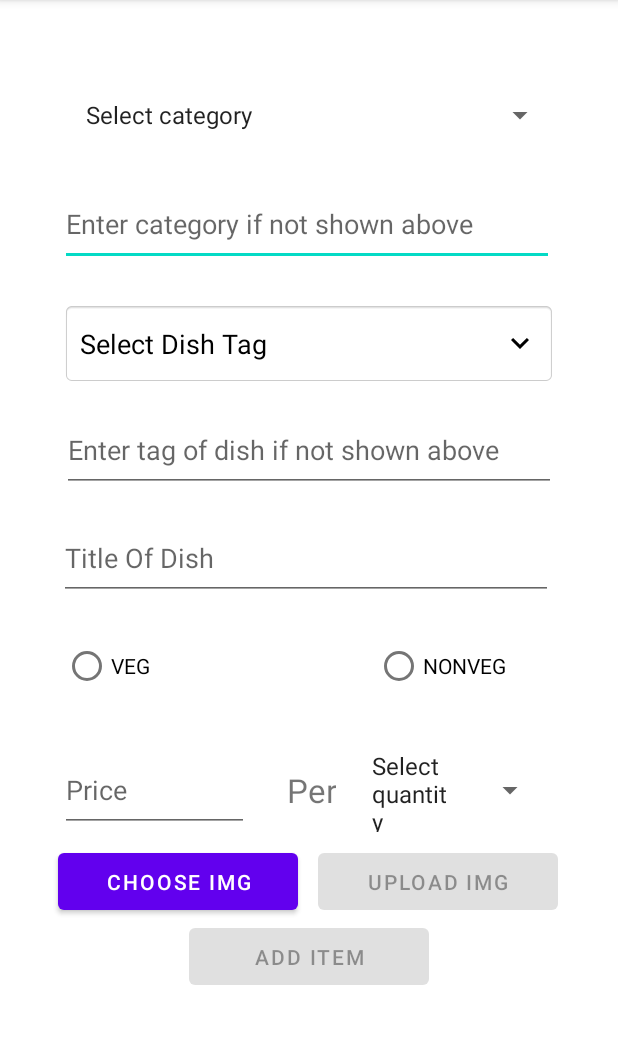
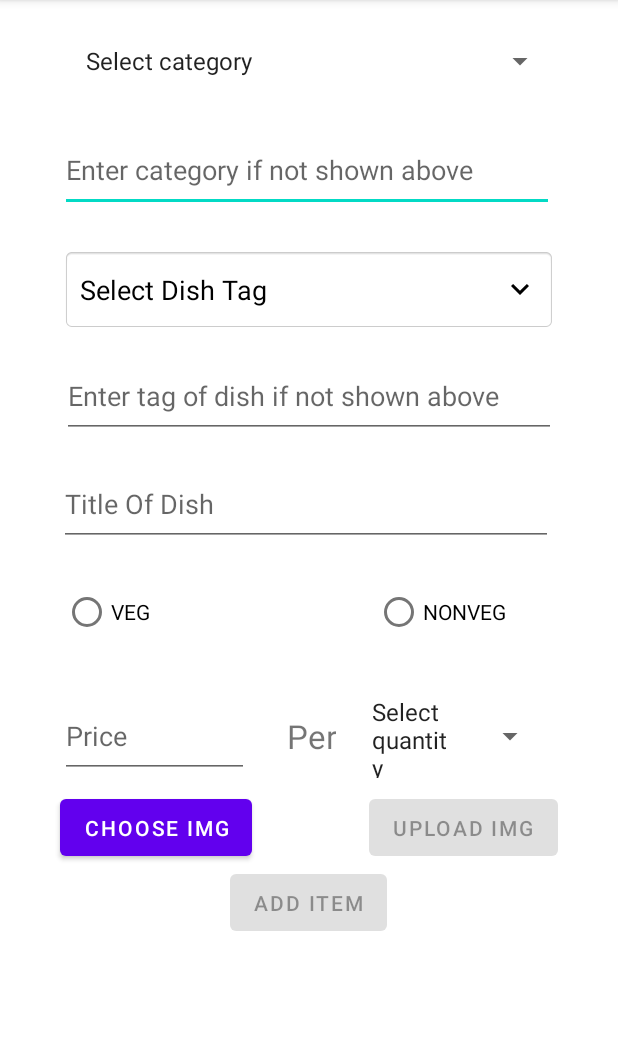
Before and after one commit to Div7195/FoodDeliveryApp, an Android app: the AddItemActivity screen opened directly, with no data from a screen before it, on a phone screen of 412 x 824 dp, the part 84-1128 px from its top. Run offline under Robolectric (Android 15) with nearby library versions, the phone set to English and light mode, and no system bars; our stand-ins replace Firebase (no records; nobody signed in at launch, a user with empty details on screens opened directly); 3 statements that could not run were skipped.

Commit message:
Minor fix

```diff
--- a/app/src/main/java/div/appd/divfoodzdeliveryapp/AddItemActivity.java
+++ b/app/src/main/java/div/appd/divfoodzdeliveryapp/AddItemActivity.java
@@ -119,7 +119,7 @@ public class AddItemActivity extends AppCompatActivity {
 //            quantityClassesSpinner.setSelection(myAdapterQuantity.getPosition(dishObj.getPerQuantity()));
 
 //            outOfStockButton.setVisibility(View.VISIBLE);
-            addItemButton.setText("Save Details");
+            addItemButton.setText("Save Changes");
             spinnerDishType.setText(dishObj.getDishTag());
             if(dishObj.getImageUrl()!=null){
                 downloadableImageUrl = dishObj.getImageUrl();
--- a/app/src/main/java/div/appd/divfoodzdeliveryapp/OrdersListActivity.java
+++ b/app/src/main/java/div/appd/divfoodzdeliveryapp/OrdersListActivity.java
@@ -146,7 +146,7 @@ public class OrdersListActivity extends AppCompatActivity {
             if (config.equals("assignedOnly")) {
                 SharedPreferences pref = getApplicationContext().getSharedPreferences("MyPref", 0);
                 deliveryBoyIdForUse = pref.getString("deliveryBoyId", "");
-                Toast.makeText(this, deliveryBoyIdForUse, Toast.LENGTH_SHORT).show();
+//                Toast.makeText(this, deliveryBoyIdForUse, Toast.LENGTH_SHORT).show();
                 ArrayList<String> orderIds = new ArrayList<String>();
                 databaseReference.child("deliveryboys").child(deliveryBoyIdForUse).child("orders").addListenerForSingleValueEvent(new ValueEventListener() {
                     @Override
--- a/app/src/main/java/div/appd/divfoodzdeliveryapp/SignupActivity.java
+++ b/app/src/main/java/div/appd/divfoodzdeliveryapp/SignupActivity.java
@@ -37,6 +37,7 @@ public class SignupActivity extends AppCompatActivity {
         confirmPasswordField = findViewById(R.id.confirmPasswordSignupField);
         accountSignup = findViewById(R.id.accountSignupButton);
         goToLoginView = findViewById(R.id.goToLoginButton);
+        progressBar = findViewById(R.id.progressBarInSignup);
         Bundle bundle = getIntent().getExtras();
         String entryActor = bundle.getString("entryRole", "");
         if(entryActor.equals("user")){
--- a/app/src/main/res/layout/activity_add_item.xml
+++ b/app/src/main/res/layout/activity_add_item.xml
@@ -13,6 +13,7 @@
         android:id="@+id/spinnerCategory"
         android:layout_width="329dp"
         android:layout_height="50dp"
+        android:layout_marginTop="16dp"
         android:contentDescription="category"
         app:layout_constraintEnd_toEndOf="parent"
         app:layout_constraintStart_toStartOf="parent"
@@ -123,32 +124,32 @@
 
     <Button
         android:id="@+id/chooseButton"
-        android:layout_width="160dp"
+        android:layout_width="wrap_content"
         android:layout_height="50dp"
         android:layout_marginStart="40dp"
         android:layout_marginTop="8dp"
         android:text="Choose Img"
         app:layout_constraintEnd_toStartOf="@+id/addItemButton"
-        app:layout_constraintHorizontal_bias="0.022"
+        app:layout_constraintHorizontal_bias="0.0"
         app:layout_constraintStart_toStartOf="parent"
         app:layout_constraintTop_toBottomOf="@+id/priceField" />
 
     <Button
         android:id="@+id/addItemButton"
-        android:layout_width="160dp"
+        android:layout_width="wrap_content"
         android:layout_height="50dp"
         android:enabled="false"
         android:text="Add Item"
         app:layout_constraintBottom_toBottomOf="parent"
         app:layout_constraintEnd_toStartOf="@+id/progressBarAddingItem"
-        app:layout_constraintHorizontal_bias="0.899"
+        app:layout_constraintHorizontal_bias="0.917"
         app:layout_constraintStart_toStartOf="parent"
         app:layout_constraintTop_toBottomOf="@+id/chooseButton"
         app:layout_constraintVertical_bias="0.0" />
 
     <Button
         android:id="@+id/uploadImgButton"
-        android:layout_width="160dp"
+        android:layout_width="wrap_content"
         android:layout_height="50dp"
         android:layout_marginEnd="40dp"
         android:enabled="false"
@@ -175,7 +176,7 @@
         android:layout_height="wrap_content"
         android:layout_marginTop="4dp"
         android:text="OutOfStock?"
-        android:visibility="invisible"
+        android:visibility="gone"
         app:layout_constraintEnd_toEndOf="parent"
         app:layout_constraintHorizontal_bias="0.15"
         app:layout_constraintStart_toStartOf="parent"
@@ -186,7 +187,7 @@
         style="?android:attr/progressBarStyle"
         android:layout_width="wrap_content"
         android:layout_height="wrap_content"
-        android:layout_marginEnd="64dp"
+        android:layout_marginEnd="92dp"
         android:visibility="invisible"
         app:layout_constraintBottom_toBottomOf="@+id/addItemButton"
         app:layout_constraintEnd_toEndOf="parent" />
--- a/app/src/main/res/layout/activity_customer_details.xml
+++ b/app/src/main/res/layout/activity_customer_details.xml
@@ -36,13 +36,12 @@
       android:id="@+id/userCityField"
       android:layout_width="133dp"
       android:layout_height="55dp"
-      android:layout_marginStart="40dp"
       android:layout_marginTop="16dp"
       android:ems="10"
       android:hint="City"
       android:inputType="textPersonName"
       app:layout_constraintEnd_toStartOf="@+id/userStateField"
-      app:layout_constraintHorizontal_bias="0.076"
+      app:layout_constraintHorizontal_bias="0.617"
       app:layout_constraintStart_toStartOf="parent"
       app:layout_constraintTop_toBottomOf="@+id/userNameField" />
 
```
Also changed, not shown: app/src/main/res/layout/activity_restaurent_details.xml (+6 -7 lines).
